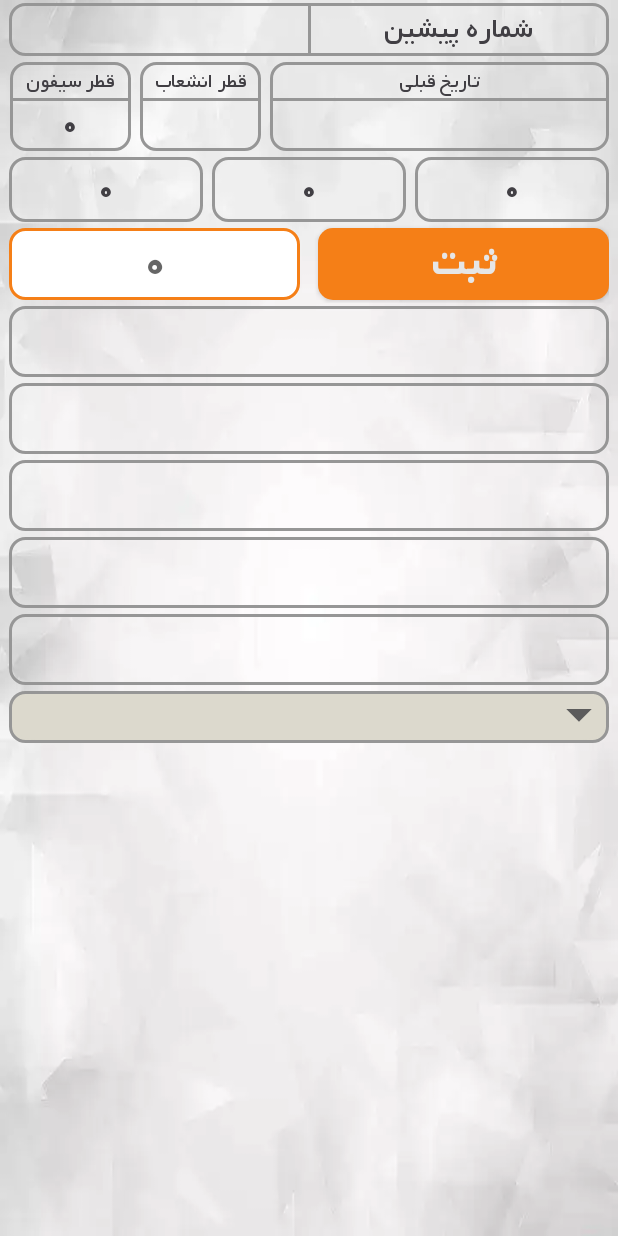
After one commit to iamAliRostami/Counter-Reading-old, an Android app: the layout fragment_reading_1.xml on its own in the app's theme, with its tools: preview values and no code run, on a phone screen of 412 x 824 dp. The commit adds this screen. Run offline under Robolectric (Android 15) with nearby library versions, the light colour scheme and no system bars.

Commit message:
initialize adapter.

```diff
--- a/app/src/main/java/com/leon/counter_reading/adapters/ViewPagerAdapter.java
+++ b/app/src/main/java/com/leon/counter_reading/adapters/ViewPagerAdapter.java
@@ -6,13 +6,13 @@ import static com.leon.counter_reading.utils.MakeNotification.makeRing;
 import android.Manifest;
 import android.app.Activity;
 import android.content.Context;
+import android.util.Log;
 import android.view.LayoutInflater;
 import android.view.View;
 import android.view.ViewGroup;
 import android.widget.AdapterView;
 import android.widget.Button;
 import android.widget.EditText;
-import android.widget.RelativeLayout;
 import android.widget.ScrollView;
 import android.widget.Spinner;
 import android.widget.TextView;
@@ -47,7 +47,6 @@ import com.leon.counter_reading.utils.reading.UpdateOnOffLoadByIsShown;
 import com.leon.counter_reading.utils.reading.UpdateOnOffLoadDtoByLock;
 
 import java.util.ArrayList;
-import java.util.List;
 
 public class ViewPagerAdapter extends PagerAdapter implements IViewPagerAdapter {
     private final ArrayList<ReadingConfigDefaultDto> readingConfigDefaultDtos = new ArrayList<>();
@@ -62,9 +61,6 @@ public class ViewPagerAdapter extends PagerAdapter implements IViewPagerAdapter
     private boolean isMane;
     private boolean isMakoos;
     private boolean canLessThanPre;
-
-    private ViewHolderReading holder;
-    LayoutInflater inflater;
 
     public ViewPagerAdapter(ReadingData readingData, Activity activity) {
         this.activity = activity;
@@ -127,9 +123,10 @@ public class ViewPagerAdapter extends PagerAdapter implements IViewPagerAdapter
     @NonNull
     @Override
     public Object instantiateItem(@NonNull ViewGroup container, int position) {
-        inflater = (LayoutInflater) activity.getSystemService(Context.LAYOUT_INFLATER_SERVICE);
+        //    private ViewHolderReading holder;
+        LayoutInflater inflater = (LayoutInflater) activity.getSystemService(Context.LAYOUT_INFLATER_SERVICE);
         View itemView = inflater.inflate(R.layout.fragment_reading, container, false);
-        holder = new ViewHolderReading(itemView);
+        ViewHolderReading holder = new ViewHolderReading(itemView);
 
         holder.editTextNumber.setOnLongClickListener(view -> {
             holder.editTextNumber.setText("");
@@ -144,7 +141,11 @@ public class ViewPagerAdapter extends PagerAdapter implements IViewPagerAdapter
         }
         initializeViews(holder, position);
         initializeSpinner(holder, position);
-        holder.buttonSubmit.setOnClickListener(v -> checkPermissions(holder, position));
+//        holder.buttonSubmit.setText(String.valueOf(position));
+        holder.buttonSubmit.setOnClickListener(v -> {
+//            Log.e("position 1", String.valueOf(holder.buttonSubmit.getText()));
+            checkPermissions(holder, position);
+        });
 
         container.addView(itemView);
         return itemView;
@@ -310,7 +311,7 @@ public class ViewPagerAdapter extends PagerAdapter implements IViewPagerAdapter
         isMane = counterStateDtos.get(counterStatePosition).isMane;
         isMakoos = counterStateDtos.get(counterStatePosition).title.equals("معکوس");
         boolean canBeEmpty = !counterStateDtos.get(counterStatePosition).shouldEnterNumber;
-
+//        Log.e("position 1", String.valueOf(position));
         if (canBeEmpty) {
             canBeEmpty(holder, position);
         } else {
--- /dev/null
+++ b/app/src/main/res/layout/fragment_reading_1.xml
@@ -0,0 +1,360 @@
+<?xml version="1.0" encoding="utf-8"?>
+<ScrollView xmlns:android="http://schemas.android.com/apk/res/android"
+    xmlns:tools="http://schemas.android.com/tools"
+    android:layout_width="match_parent"
+    android:layout_height="match_parent"
+    tools:context="com.leon.counter_reading.fragments.ReadingFragment">
+
+    <RelativeLayout
+        android:layout_width="match_parent"
+        android:layout_height="wrap_content"
+        android:layout_marginLeft="@dimen/low_dp"
+        android:layout_marginRight="@dimen/low_dp"
+        android:layout_marginBottom="@dimen/low_dp">
+
+        <LinearLayout
+            android:id="@+id/linear_layout_1"
+            style="@style/ReadingLineBold"
+            android:layout_width="match_parent"
+            android:layout_height="wrap_content"
+            android:orientation="horizontal">
+
+            <TextView
+                android:id="@+id/text_view_pre_number"
+                android:layout_width="0dp"
+                android:layout_height="wrap_content"
+                android:layout_weight="1"
+                android:gravity="center"
+                android:text="@string/pre_number"
+                android:textSize="@dimen/text_size_medium" />
+
+            <View
+                android:layout_width="@dimen/small_dp"
+                android:layout_height="match_parent"
+                android:background="@color/gray" />
+
+            <TextView
+                android:id="@+id/text_view_serial"
+                android:layout_width="0dp"
+                android:layout_height="wrap_content"
+                android:layout_weight="1"
+                android:gravity="center"
+                style="@style/text_bold"
+                android:textSize="@dimen/text_size_small" />
+        </LinearLayout>
+
+        <LinearLayout
+            android:id="@+id/linear_layout_2"
+            android:layout_width="match_parent"
+            android:layout_height="wrap_content"
+            android:layout_below="@id/linear_layout_1"
+            android:orientation="horizontal"
+            android:weightSum="2.4"
+            tools:ignore="DisableBaselineAlignment">
+
+            <LinearLayout
+                style="@style/ReadingLine"
+                android:layout_width="0dp"
+                android:layout_height="wrap_content"
+                android:layout_weight="1.4"
+                android:orientation="vertical"
+                android:weightSum="5">
+
+                <TextView
+                    android:layout_width="match_parent"
+                    android:layout_height="0dp"
+                    android:layout_weight="2"
+                    android:gravity="center"
+                    android:text="@string/pre_date"
+                    tools:ignore="NestedWeights" />
+
+                <View
+                    android:id="@+id/view_1"
+                    android:layout_width="match_parent"
+                    android:layout_height="@dimen/small_dp"
+                    android:background="@color/gray" />
+
+                <TextView
+                    android:id="@+id/text_view_pre_date"
+                    android:layout_width="match_parent"
+                    android:layout_height="0dp"
+                    android:layout_weight="3"
+                    android:gravity="center"
+                    android:textSize="@dimen/text_size_medium" />
+            </LinearLayout>
+
+            <LinearLayout
+                style="@style/ReadingLine"
+                android:layout_width="0dp"
+                android:layout_height="wrap_content"
+                android:layout_marginLeft="@dimen/low_dp"
+                android:layout_marginRight="@dimen/low_dp"
+                android:layout_weight="0.5"
+                android:orientation="vertical"
+                android:weightSum="5"
+                tools:ignore="NestedWeights">
+
+                <TextView
+                    android:layout_width="match_parent"
+                    android:layout_height="0dp"
+                    android:layout_weight="2"
+                    android:gravity="center"
+                    android:text="@string/branch_radius" />
+
+                <View
+                    android:layout_width="match_parent"
+                    android:layout_height="@dimen/small_dp"
+                    android:background="@color/gray" />
+
+                <TextView
+                    android:id="@+id/text_view_branch"
+                    style="@style/text_bold"
+                    android:layout_width="match_parent"
+                    android:layout_height="0dp"
+                    android:layout_weight="3"
+                    android:gravity="center"
+                    android:textSize="@dimen/text_size_medium" />
+            </LinearLayout>
+
+            <LinearLayout
+                style="@style/ReadingLine"
+                android:layout_width="0dp"
+                android:layout_height="wrap_content"
+                android:layout_weight="0.5"
+                android:orientation="vertical"
+                android:weightSum="5">
+
+                <TextView
+                    android:layout_width="match_parent"
+                    android:layout_height="0dp"
+                    android:layout_weight="2"
+                    android:gravity="center"
+                    android:text="@string/siphon_radius"
+                    tools:ignore="NestedWeights" />
+
+                <View
+                    android:layout_width="match_parent"
+                    android:layout_height="@dimen/small_dp"
+                    android:background="@color/gray" />
+
+                <TextView
+                    android:id="@+id/text_view_siphon"
+                    style="@style/text_bold"
+                    android:layout_width="match_parent"
+                    android:layout_height="0dp"
+                    android:layout_weight="3"
+                    android:gravity="center"
+                    android:text="@string/_0"
+                    android:textSize="@dimen/text_size_medium" />
+            </LinearLayout>
+
+        </LinearLayout>
+
+        <LinearLayout
+            android:id="@+id/linear_layout_3"
+            android:layout_width="match_parent"
+            android:layout_height="wrap_content"
+            android:layout_below="@id/linear_layout_2"
+            android:layout_marginTop="@dimen/small_dp"
+            android:layout_marginBottom="@dimen/small_dp"
+            android:orientation="horizontal"
+            tools:ignore="DisableBaselineAlignment">
+
+            <LinearLayout
+                android:layout_width="0dp"
+                android:layout_height="wrap_content"
+                android:layout_weight="1"
+                android:background="@drawable/border_gray_3"
+                android:gravity="center"
+                android:orientation="horizontal"
+                android:paddingTop="@dimen/low_dp"
+                android:paddingBottom="@dimen/low_dp">
+
+                <TextView
+                    android:id="@+id/text_view_ahad_1_title"
+                    style="@style/text_bold"
+                    android:layout_width="wrap_content"
+                    android:layout_height="wrap_content" />
+
+                <TextView
+                    android:id="@+id/text_view_ahad_1"
+                    style="@style/text_bold"
+                    android:layout_width="wrap_content"
+                    android:layout_height="wrap_content"
+                    android:text="@string/_0"
+                    android:textSize="@dimen/text_size_medium" />
+            </LinearLayout>
+
+            <LinearLayout
+                android:layout_width="0dp"
+                android:layout_height="wrap_content"
+                android:layout_marginLeft="@dimen/low_dp"
+                android:layout_marginRight="@dimen/low_dp"
+                android:layout_weight="1"
+                android:background="@drawable/border_gray_3"
+                android:gravity="center"
+                android:orientation="horizontal"
+                android:paddingTop="@dimen/low_dp"
+                android:paddingBottom="@dimen/low_dp">
+
+                <TextView
+                    android:id="@+id/text_view_ahad_2_title"
+                    style="@style/text_bold"
+                    android:layout_width="wrap_content"
+                    android:layout_height="wrap_content" />
+
+                <TextView
+                    android:id="@+id/text_view_ahad_2"
+                    style="@style/text_bold"
+                    android:layout_width="wrap_content"
+                    android:layout_height="wrap_content"
+                    android:text="@string/_0"
+                    android:textSize="@dimen/text_size_medium" />
+            </LinearLayout>
+
+            <LinearLayout
+                android:layout_width="0dp"
+                android:layout_height="wrap_content"
+                android:layout_weight="1"
+                android:background="@drawable/border_gray_3"
+                android:gravity="center"
+                android:orientation="horizontal"
+                android:paddingTop="@dimen/low_dp"
+                android:paddingBottom="@dimen/low_dp">
+
+                <TextView
+                    android:id="@+id/text_view_ahad_total_title"
+                    style="@style/text_bold"
+                    android:layout_width="wrap_content"
+                    android:layout_height="wrap_content" />
+
+                <TextView
+                    android:id="@+id/text_view_ahad_total"
+                    style="@style/text_bold"
+                    android:layout_width="wrap_content"
+                    android:layout_height="wrap_content"
+                    android:text="@string/_0"
+                    android:textSize="@dimen/text_size_medium" />
+            </LinearLayout>
+        </LinearLayout>
+
+        <LinearLayout
+            android:id="@+id/linear_layout_4"
+            android:layout_width="match_parent"
+            android:layout_height="wrap_content"
+            android:layout_below="@id/linear_layout_3"
+            android:orientation="horizontal"
+            android:weightSum="2">
+
+            <Button
+                android:id="@+id/button_submit"
+                style="@style/text_bold"
+                android:layout_width="0dp"
+                android:layout_height="wrap_content"
+                android:layout_marginTop="@dimen/small_dp"
+                android:layout_marginEnd="@dimen/low_dp"
+                android:layout_marginBottom="@dimen/small_dp"
+                android:layout_weight="1"
+                android:background="@drawable/border_yellow_3"
+                android:text="@string/submit"
+                android:textColor="@color/text_color_light"
+                android:textSize="@dimen/text_size_large" />
+
+            <EditText
+                android:id="@+id/edit_text_number"
+                style="@style/text_bold"
+                android:focusableInTouchMode="true"
+                android:layout_width="0dp"
+                android:layout_height="match_parent"
+                android:layout_marginStart="@dimen/low_dp"
+                android:layout_marginTop="@dimen/small_dp"
+                android:layout_marginBottom="@dimen/small_dp"
+                android:layout_weight="1"
+                android:background="@drawable/border_yellow_white"
+                android:digits="0123456789"
+                android:focusable="true"
+                android:focusedByDefault="true"
+                android:gravity="center"
+                android:hint="@string/_0"
+                android:imeOptions="actionDone"
+                android:inputType="number"
+                android:maxLength="9"
+                android:textSize="@dimen/text_size_large"
+                tools:ignore="Autofill,UnusedAttribute" />
+        </LinearLayout>
+
+        <TextView
+            android:id="@+id/text_view_code"
+            style="@style/ReadingLineBold"
+            android:layout_width="match_parent"
+            android:layout_height="wrap_content"
+            android:layout_below="@id/linear_layout_4"
+            android:textSize="@dimen/text_size_large" />
+
+        <TextView
+            android:id="@+id/text_view_karbari"
+            style="@style/ReadingLineBold"
+            android:layout_width="match_parent"
+            android:layout_height="wrap_content"
+            android:layout_below="@id/text_view_code"
+            android:textSize="@dimen/text_size_large" />
+
+        <LinearLayout
+            android:id="@+id/linear_layout_5"
+            style="@style/ReadingLineBold"
+            android:layout_width="match_parent"
+            android:layout_height="wrap_content"
+            android:layout_below="@id/text_view_karbari"
+            android:orientation="horizontal">
+
+            <TextView
+                android:id="@+id/text_view_address"
+                android:layout_width="match_parent"
+                android:layout_height="wrap_content"
+                android:layout_gravity="center"
+                android:gravity="center"
+                android:textSize="@dimen/text_size_large"
+                android:textStyle="bold" />
+
+            <ImageButton
+                android:id="@+id/image_view_expand_collapse"
+                android:layout_width="wrap_content"
+                android:layout_height="wrap_content"
+                android:layout_gravity="left|bottom"
+                android:padding="@dimen/low_dp"
+                tools:ignore="ContentDescription,RtlHardcoded" />
+        </LinearLayout>
+
+        <TextView
+            android:id="@+id/text_view_radif"
+            style="@style/ReadingLineBold"
+            android:layout_width="match_parent"
+            android:layout_height="wrap_content"
+            android:layout_below="@id/linear_layout_5"
+            android:textSize="@dimen/text_size_large" />
+
+        <TextView
+            android:id="@+id/text_view_name"
+            style="@style/ReadingLineBold"
+            android:layout_width="match_parent"
+            android:layout_height="wrap_content"
+            android:layout_below="@id/text_view_radif"
+            android:lines="1"
+            android:textSize="@dimen/text_size_large" />
+
+        <RelativeLayout
+            android:id="@+id/linear_layout_6"
+            android:layout_width="match_parent"
+            android:layout_height="match_parent"
+            android:layout_below="@id/text_view_name"
+            android:layout_marginTop="@dimen/small_dp"
+            android:layout_marginBottom="@dimen/small_dp"
+            android:background="@drawable/border_gray_5">
+
+            <Spinner
+                android:id="@+id/spinner"
+                style="@style/Spinner"
+                tools:listitem="@layout/item_dropdown_menu" />
+        </RelativeLayout>
+    </RelativeLayout>
+</ScrollView>
```
Also changed, not shown: app/build.gradle (+10 -10 lines).
